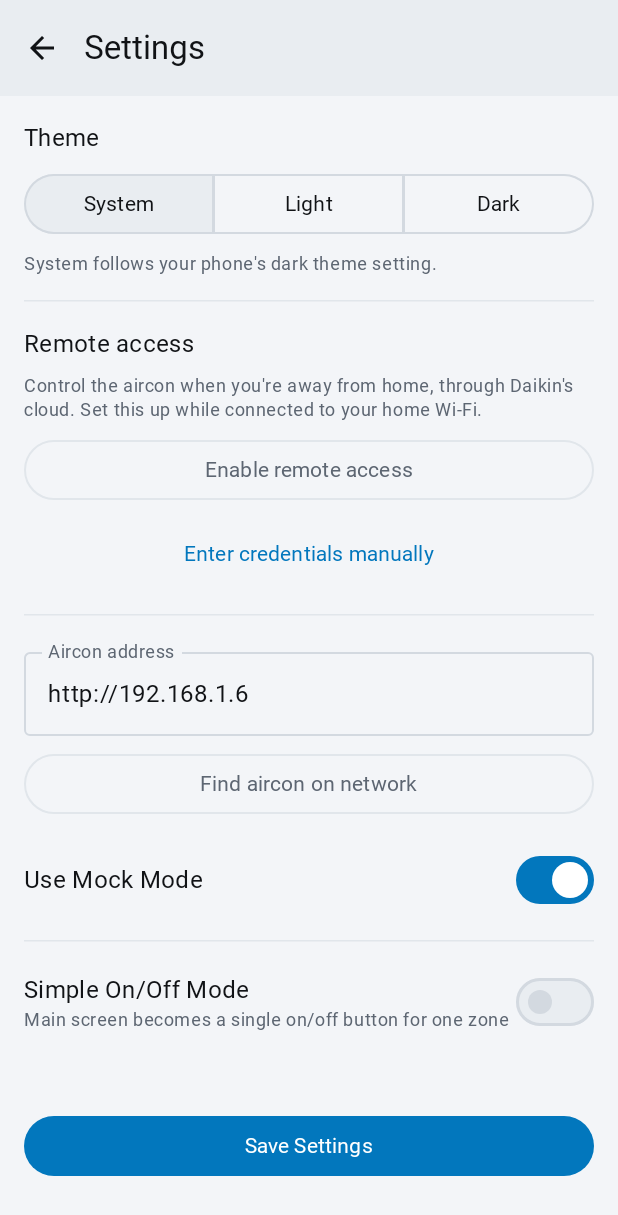
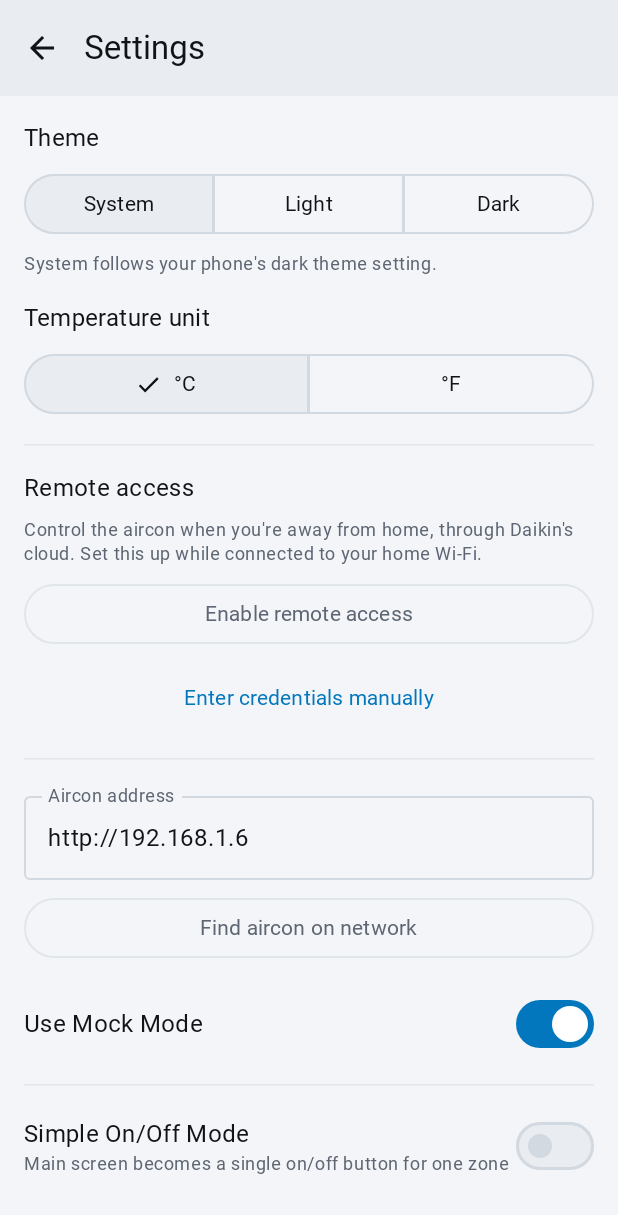
Before and after one commit to eduardoarantes/aircon_daikin_app, an Android app built with Jetpack Compose: the SettingsScreen screen opened through its navigation route, on a phone screen of 412 x 824 dp. Shown: the top 1215 px of the screen. Run offline under Robolectric (Android 15) with nearby library versions, the phone set to English and light mode, and no system bars; pictures from the network do not load; Roboto replaces fonts that are not available here.

Commit message:
Add persisted Celsius and Fahrenheit display setting

```diff
--- a/app/src/main/java/com/example/airconapp/MainActivity.kt
+++ b/app/src/main/java/com/example/airconapp/MainActivity.kt
@@ -99,6 +99,7 @@ class MainActivity : ComponentActivity() {
                     androidx.compose.runtime.LaunchedEffect(homePressCount) {
                         if (homePressCount > 0) navController.popBackStack("main_control", inclusive = false)
                     }
+                    val temperatureUnit by mainViewModel.temperatureUnit.collectAsState()
                     NavHost(navController = navController, startDestination = "main_control") {
                         composable("main_control") {
                             val controlInfo by mainViewModel.controlInfo.collectAsState()
@@ -147,6 +148,7 @@ class MainActivity : ComponentActivity() {
                                     sensorInfo = sensorInfo,
                                     zoneName = simpleModeZone,
                                     startTemperature = simpleModeStartTemperature,
+                                    temperatureUnit = temperatureUnit,
                                     error = error,
                                     onToggle = { mainViewModel.toggleSimpleMode() },
                                     // Shown over the lock screen, so Settings needs an unlock first
@@ -194,6 +196,7 @@ class MainActivity : ComponentActivity() {
                             // Wait for the saved schedule before building the form from it
                             if (id < 0 || loaded?.id == id) {
                                 ScheduleEditScreen(
+                                    temperatureUnit = temperatureUnit,
                                     schedule = if (id < 0) null else loaded,
                                     current = currentControl,
                                     deviceZones = currentZones.orEmpty(),
@@ -216,6 +219,7 @@ class MainActivity : ComponentActivity() {
                             val currentZones by mainViewModel.zoneStatus.collectAsState()
                             val currentControl by mainViewModel.controlInfo.collectAsState()
                             SceneEditScreen(
+                                temperatureUnit = temperatureUnit,
                                 scene = scene,
                                 current = currentControl,
                                 deviceZones = currentZones.orEmpty(),
--- a/app/src/main/java/com/example/airconapp/di/NetworkModule.kt
+++ b/app/src/main/java/com/example/airconapp/di/NetworkModule.kt
@@ -16,6 +16,8 @@ import com.example.airconapp.data.remote.RemoteEnroller
 import com.example.airconapp.data.remote.RemoteFallbackApiService
 import com.example.airconapp.data.remote.TransportMode
 import com.example.airconapp.domain.SimpleModeLogic
+import com.example.airconapp.domain.TemperatureUnit
+import kotlinx.coroutines.flow.asStateFlow
 import com.example.airconapp.domain.ThemeMode
 import com.example.airconapp.data.repo.SchedulerRepository
 import com.example.airconapp.data.repo.SceneRepository
@@ -51,6 +53,10 @@ object NetworkModule {
     private const val KEY_SIMPLE_MODE_START_TEMP = "simple_mode_start_temp"
     private const val KEY_WALL_PANEL_ENABLED = "wall_panel_enabled"
     private const val KEY_ZONE_USAGE = "zone_usage"
+    private const val KEY_TEMP_UNIT = "temperature_unit"
+    private val _temperatureUnit = MutableStateFlow(TemperatureUnit.CELSIUS)
+    val temperatureUnit: StateFlow<TemperatureUnit> = _temperatureUnit.asStateFlow()
+
     private const val KEY_THEME_MODE = "theme_mode"
 
     private lateinit var sharedPreferences: SharedPreferences
@@ -201,6 +207,7 @@ object NetworkModule {
         _applicationContext = context.applicationContext
         sharedPreferences = _applicationContext.getSharedPreferences(PREFS_NAME, Context.MODE_PRIVATE)
         credsPreferences = _applicationContext.getSharedPreferences(CREDS_PREFS_NAME, Context.MODE_PRIVATE)
+        _temperatureUnit.value = getTemperatureUnit()
     }
 
     fun getBaseUrl(): String {
@@ -253,6 +260,14 @@ object NetworkModule {
 
     fun setThemeMode(mode: ThemeMode) {
         sharedPreferences.edit().putString(KEY_THEME_MODE, mode.name).apply()
+    }
+
+    fun getTemperatureUnit(): TemperatureUnit =
+        TemperatureUnit.fromName(sharedPreferences.getString(KEY_TEMP_UNIT, null))
+
+    fun setTemperatureUnit(unit: TemperatureUnit) {
+        sharedPreferences.edit().putString(KEY_TEMP_UNIT, unit.name).apply()
+        _temperatureUnit.value = unit
     }
 
     /** True when the app should behave as a wall panel rather than a normal app. */
--- /dev/null
+++ b/app/src/main/java/com/example/airconapp/domain/TemperatureUnit.kt
@@ -0,0 +1,26 @@
+package com.example.airconapp.domain
+
+import kotlin.math.roundToInt
+
+/** Display preference only: persisted temperatures and adapter commands remain Celsius. */
+enum class TemperatureUnit(val label: String) {
+    CELSIUS("°C"),
+    FAHRENHEIT("°F");
+
+    companion object {
+        fun fromName(name: String?): TemperatureUnit = entries.firstOrNull { it.name == name } ?: CELSIUS
+    }
+}
+
+fun displayTemp(celsius: Int, unit: TemperatureUnit): Int =
+    if (unit == TemperatureUnit.FAHRENHEIT) (celsius * 9.0 / 5.0 + 32).roundToInt() else celsius
+
+/** Missing, invalid and non-finite sensor readings have no display value. */
+fun displayTemp(celsiusText: String?, unit: TemperatureUnit): String? {
+    val celsius = celsiusText?.trim()?.toDoubleOrNull()?.takeIf { it.isFinite() } ?: return null
+    val converted = if (unit == TemperatureUnit.FAHRENHEIT) celsius * 9.0 / 5.0 + 32 else celsius
+    return converted.takeIf { it.isFinite() && it >= Int.MIN_VALUE && it <= Int.MAX_VALUE }
+        ?.roundToInt()?.toString()
+}
+
+fun label(unit: TemperatureUnit): String = unit.label
--- a/app/src/main/java/com/example/airconapp/presentation/MainViewModel.kt
+++ b/app/src/main/java/com/example/airconapp/presentation/MainViewModel.kt
@@ -37,6 +37,8 @@ private const val FAILED_ATTEMPTS_BEFORE_GIVING_UP = 3
 private const val SEND_DELAY_MS = 2_000L
 
 class MainViewModel : ViewModel() { // Removed airconApiService from constructor
+
+    val temperatureUnit = NetworkModule.temperatureUnit
 
     private val _controlInfo = MutableStateFlow<ControlInfo?>(null)
     val controlInfo: StateFlow<ControlInfo?> = _controlInfo
--- a/app/src/main/java/com/example/airconapp/presentation/SettingsViewModel.kt
+++ b/app/src/main/java/com/example/airconapp/presentation/SettingsViewModel.kt
@@ -8,6 +8,7 @@ import androidx.lifecycle.viewModelScope
 import com.example.airconapp.di.NetworkModule
 import com.example.airconapp.data.discovery.DaikinDiscovery
 import com.example.airconapp.data.remote.EnrolResult
+import com.example.airconapp.domain.TemperatureUnit
 import com.example.airconapp.domain.SimpleModeLogic
 import com.example.airconapp.wallpanel.WallPanel
 import kotlinx.coroutines.flow.MutableStateFlow
@@ -16,6 +17,12 @@ import kotlinx.coroutines.flow.asStateFlow
 import kotlinx.coroutines.launch
 
 class SettingsViewModel(application: Application) : AndroidViewModel(application) {
+
+    val temperatureUnit = NetworkModule.temperatureUnit
+
+    fun setTemperatureUnit(unit: TemperatureUnit) {
+        NetworkModule.setTemperatureUnit(unit)
+    }
 
     private val _apiIp = MutableStateFlow(NetworkModule.getBaseUrl())
     val apiIp: StateFlow<String> = _apiIp.asStateFlow()
--- a/app/src/main/java/com/example/airconapp/ui/components/TemperatureRing.kt
+++ b/app/src/main/java/com/example/airconapp/ui/components/TemperatureRing.kt
@@ -1,5 +1,8 @@
 package com.example.airconapp.ui.components
 
+import com.example.airconapp.domain.TemperatureUnit
+import com.example.airconapp.domain.displayTemp
+import com.example.airconapp.domain.label
 import androidx.compose.foundation.Canvas
 import androidx.compose.foundation.gestures.awaitEachGesture
 import androidx.compose.foundation.gestures.awaitFirstDown
@@ -88,6 +91,7 @@ fun TemperatureRing(
     modifier: Modifier = Modifier,
     ringSize: Dp = DESIGN_SIZE,
     slider: DialSlider? = null,
+    temperatureUnit: TemperatureUnit = TemperatureUnit.CELSIUS,
     onDrag: ((Float) -> Unit)? = null,
     onDragEnd: () -> Unit = {},
     onDragCancel: () -> Unit = {},
@@ -168,7 +172,7 @@ fun TemperatureRing(
                     .size(ringSize)
                     .semantics {
                         contentDescription = "Temperature"
-                        stateDescription = "${slider.value}°C"
+                        stateDescription = "${displayTemp(slider.value, temperatureUnit)}${label(temperatureUnit)}"
                         progressBarRangeInfo = ProgressBarRangeInfo(
                             slider.value.toFloat(),
                             slider.range.first.toFloat()..slider.range.last.toFloat(),
--- a/app/src/main/java/com/example/airconapp/ui/screens/ControlsScreen.kt
+++ b/app/src/main/java/com/example/airconapp/ui/screens/ControlsScreen.kt
@@ -1,5 +1,8 @@
 package com.example.airconapp.ui.screens
 
+import com.example.airconapp.domain.TemperatureUnit
+import com.example.airconapp.domain.displayTemp
+import com.example.airconapp.domain.label
 import androidx.compose.animation.core.animateFloatAsState
 import androidx.compose.animation.core.snap
 import androidx.compose.animation.core.tween
@@ -78,6 +81,7 @@ fun ControlsScreen(
     onOpenSettings: () -> Unit,
     modifier: Modifier = Modifier
 ) {
+    val temperatureUnit by viewModel.temperatureUnit.collectAsState()
     val controlInfo by viewModel.controlInfo.collectAsState()
     val zones by viewModel.zoneStatus.collectAsState()
     val sensorInfo by viewModel.sensorInfo.collectAsState()
@@ -119,6 +123,7 @@ fun ControlsScreen(
                 info = info,
                 accent = accent,
                 indoorTemp = sensorInfo?.indoorTemp,
+                temperatureUnit = temperatureUnit,
                 enabled = enabled,
                 ringSize = ringSize,
                 onSetTemperature = viewModel::setTemperature
@@ -231,6 +236,7 @@ private fun TemperatureSection(
     info: ControlInfo,
     accent: Color,
     indoorTemp: String?,
+    temperatureUnit: TemperatureUnit,
     enabled: Boolean,
     ringSize: Dp,
     onSetTemperature: (Int) -> Unit
@@ -272,6 +278,7 @@ private fun TemperatureSection(
             onDecrease = { step(-1) },
             onIncrease = { step(1) },
             ringSize = ringSize,
+            temperatureUnit = temperatureUnit,
             slider = if (canChange) DialSlider(shownTemp!!, MIN_TEMP..MAX_TEMP) { onSetTemperature(it) } else null,
             onDrag = if (canChange) { f -> dragTemp = (MIN_TEMP + f * (MAX_TEMP - MIN_TEMP)).roundToInt() } else null,
             onDragEnd = {
@@ -300,7 +307,7 @@ private fun TemperatureSection(
                     CapsLabel(if (isOn) mode?.verb ?: "Set to" else "Off · set to", textAccent(isOn, accent))
                     Row(verticalAlignment = Alignment.Top) {
                         Text(
-                            shownTemp?.toString() ?: info.stemp,
+                            shownTemp?.let { displayTemp(it, temperatureUnit).toString() } ?: displayTemp(info.stemp, temperatureUnit) ?: "--",
                             style = TextStyle(
                                 fontFamily = SpaceGrotesk,
                                 fontWeight = FontWeight.Medium,
@@ -311,7 +318,7 @@ private fun TemperatureSection(
                             )
                         )
                         Text(
-                            "°C",
+                            label(temperatureUnit),
                             fontFamily = SpaceGrotesk,
                             fontWeight = FontWeight.Medium,
                             fontSize = 26.sp * k,
@@ -322,14 +329,15 @@ private fun TemperatureSection(
                 }
             }
             // Only the unit's real reading; nothing when the sensor reports none
-            if (indoorTemp != null) {
+            val displayedIndoorTemp = displayTemp(indoorTemp, temperatureUnit)
+            if (displayedIndoorTemp != null) {
                 Row(
                     verticalAlignment = Alignment.CenterVertically,
                     horizontalArrangement = Arrangement.spacedBy(6.dp),
                     modifier = Modifier.padding(top = 8.dp)
                 ) {
                     Icon(AirconIcons.House, contentDescription = null, tint = AirconColors.TextMuted, modifier = Modifier.size(14.dp))
-                    Text("Indoor $indoorTemp°C", fontSize = 13.sp, color = AirconColors.TextMuted)
+                    Text("Indoor $displayedIndoorTemp${label(temperatureUnit)}", fontSize = 13.sp, color = AirconColors.TextMuted)
                 }
             }
         }
--- a/app/src/main/java/com/example/airconapp/ui/screens/HomeScreen.kt
+++ b/app/src/main/java/com/example/airconapp/ui/screens/HomeScreen.kt
@@ -105,6 +105,7 @@ fun HomeScreen(
 ) {
     var tab by rememberSaveable { mutableStateOf(HomeTab.Controls) }
     BackHandler(enabled = tab != HomeTab.Controls) { tab = HomeTab.Controls }
+    val temperatureUnit by viewModel.temperatureUnit.collectAsState()
     val schedules by schedulerViewModel.allProfiles.collectAsState()
 
     val controlInfo by viewModel.controlInfo.collectAsState()
@@ -148,6 +149,7 @@ fun HomeScreen(
                 HomeTab.Zones -> ZonesScreen(viewModel, accent, onOpenSchedules = { tab = HomeTab.Schedules }, onOpenSettings = onOpenSettings, modifier = tabModifier)
                 HomeTab.Scenes -> ScenesScreen(
                     scenes = scenes,
+                    temperatureUnit = temperatureUnit,
                     onApply = { viewModel.applyScene(it) },
                     onAdd = onAddScene,
                     onEdit = onEditScene,
@@ -156,6 +158,7 @@ fun HomeScreen(
                 )
                 HomeTab.Schedules -> SchedulesScreen(
                     schedules = schedules,
+                    temperatureUnit = temperatureUnit,
                     onAdd = onAddSchedule,
                     onEdit = onEditSchedule,
                     onSetActive = { schedule, active -> schedulerViewModel.update(schedule.copy(isActive = active)) },
--- a/app/src/main/java/com/example/airconapp/ui/screens/SceneEditScreen.kt
+++ b/app/src/main/java/com/example/airconapp/ui/screens/SceneEditScreen.kt
@@ -1,5 +1,8 @@
 package com.example.airconapp.ui.screens
 
+import com.example.airconapp.domain.TemperatureUnit
+import com.example.airconapp.domain.displayTemp
+import com.example.airconapp.domain.label
 import androidx.compose.animation.animateColorAsState
 import androidx.compose.animation.core.tween
 import androidx.compose.foundation.background
@@ -58,6 +61,7 @@ fun SceneEditScreen(
     scene: Scene?,
     current: ControlInfo?,
     deviceZones: List<Zone>,
+    temperatureUnit: TemperatureUnit,
     onSave: (Scene) -> Unit,
     onDelete: (Scene) -> Unit,
     onClose: () -> Unit
@@ -161,6 +165,7 @@ fun SceneEditScreen(
 
                 TemperatureCard(
                     temperature = temperature,
+                    temperatureUnit = temperatureUnit,
                     accent = accent,
                     enabled = mode.hasSetpoint,
                     onChange = { temperature = it.coerceIn(SceneLogic.TEMPERATURE_RANGE) }
--- a/app/src/main/java/com/example/airconapp/ui/screens/SettingsScreen.kt
+++ b/app/src/main/java/com/example/airconapp/ui/screens/SettingsScreen.kt
@@ -1,5 +1,8 @@
 package com.example.airconapp.ui.screens
 
+import com.example.airconapp.domain.TemperatureUnit
+import com.example.airconapp.domain.displayTemp
+import com.example.airconapp.domain.label
 import androidx.compose.foundation.layout.*
 import androidx.compose.material.icons.Icons
 import androidx.compose.material.icons.automirrored.filled.ArrowBack
@@ -51,6 +54,7 @@ import com.example.airconapp.wallpanel.WallPanel
 @OptIn(ExperimentalMaterial3Api::class)
 @Composable
 fun SettingsScreen(viewModel: SettingsViewModel, onNavigateBack: () -> Unit, onSettingsSaved: () -> Unit) {
+    val temperatureUnit by viewModel.temperatureUnit.collectAsState()
     val apiIp by viewModel.apiIp.collectAsState()
     val useMockMode by viewModel.useMockMode.collectAsState()
     val simpleModeEnabled by viewModel.simpleModeEnabled.collectAsState()
@@ -93,6 +97,18 @@ fun SettingsScreen(viewModel: SettingsViewModel, onNavigateBack: () -> Unit, onS
             verticalArrangement = Arrangement.spacedBy(16.dp)
         ) {
             ThemeChooser()
+            Column(modifier = Modifier.fillMaxWidth(), verticalArrangement = Arrangement.spacedBy(8.dp)) {
+                Text("Temperature unit", style = MaterialTheme.typography.titleMedium)
+                SingleChoiceSegmentedButtonRow(modifier = Modifier.fillMaxWidth()) {
+                    TemperatureUnit.entries.forEachIndexed { index, unit ->
+                        SegmentedButton(
+                            selected = temperatureUnit == unit,
+                            onClick = { viewModel.setTemperatureUnit(unit) },
+                            shape = SegmentedButtonDefaults.itemShape(index, TemperatureUnit.entries.size)
+                        ) { Text(label(unit)) }
+                    }
+                }
+            }
 
             HorizontalDivider()
 
@@ -243,7 +259,7 @@ fun SettingsScreen(viewModel: SettingsViewModel, onNavigateBack: () -> Unit, onS
                         modifier = Modifier.size(48.dp)
                     ) { Text("−", style = MaterialTheme.typography.titleLarge) }
                     Text(
-                        "$startTemperature°C",
+                        "${displayTemp(startTemperature, temperatureUnit)}${label(temperatureUnit)}",
                         style = MaterialTheme.typography.titleLarge,
                         modifier = Modifier.padding(horizontal = 12.dp)
                     )
```
Also changed, not shown: app/src/main/java/com/example/airconapp/ui/components/SimpleModeScreenContent.kt (+8 -4 lines), app/src/main/java/com/example/airconapp/ui/screens/ScenesScreen.kt (+8 -2 lines), app/src/main/java/com/example/airconapp/ui/screens/ScheduleEditScreen.kt (+8 -3 lines), app/src/main/java/com/example/airconapp/ui/screens/SchedulesScreen.kt (+7 -1 lines), 3 other files.
